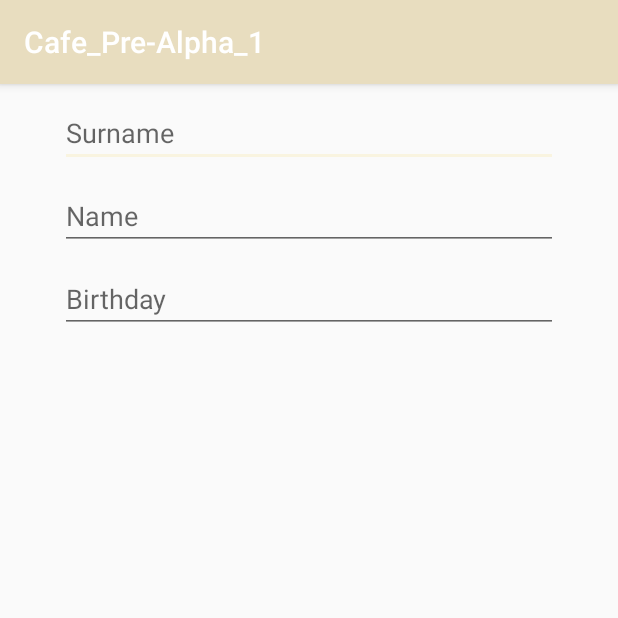
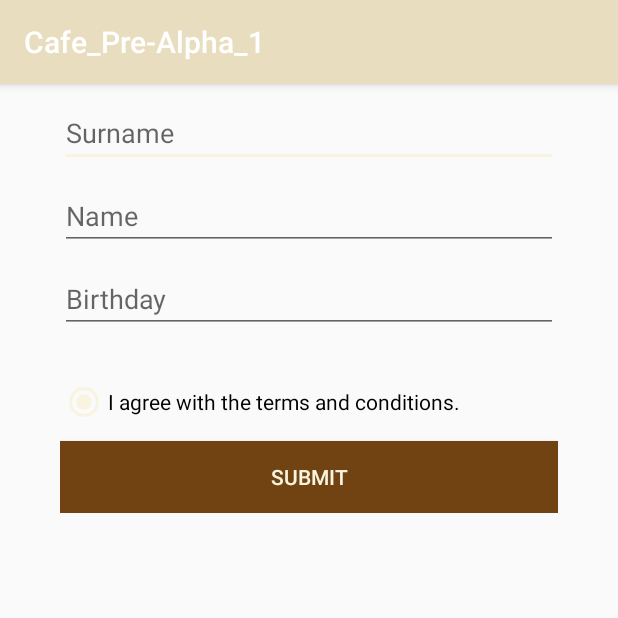
Before and after one commit to cafe-ine/Cafe_PreAlpha__10, an Android app: the screen it shows after launch (RegisterActivity), after a tap on "Not a member yet ?", on a phone screen of 412 x 824 dp, the top half of it. Run offline under Robolectric (Android 15) with nearby library versions, the phone set to English and light mode, and no system bars.

Commit message:
- error toast added on login button

```diff
--- a/app/src/main/java/com/cafe/cafe_pre_alpha_1/MainActivity.java
+++ b/app/src/main/java/com/cafe/cafe_pre_alpha_1/MainActivity.java
@@ -1,14 +1,22 @@
 package com.cafe.cafe_pre_alpha_1;
 
+import android.app.ProgressDialog;
 import android.content.Intent;
 import android.support.v7.app.AppCompatActivity;
 import android.os.Bundle;
 import android.view.View;
+import android.widget.Button;
+import android.widget.EditText;
 import android.widget.TextView;
+import android.widget.Toast;
+
+import org.w3c.dom.Text;
 
 public class MainActivity extends AppCompatActivity {
 
     private TextView mRegisterLink ;
+    private Button mLoginButton;
+    private String mTextToast = "Error when trying to login.";
 
 
     @Override
@@ -16,6 +24,36 @@ public class MainActivity extends AppCompatActivity {
         super.onCreate(savedInstanceState);
         setContentView(R.layout.activity_main);
 
+/*        mLoginButton = (Button) findViewById(R.id.button_login);
+        mLoginButton.setOnClickListener(new View.OnClickListener() {
+
+            @Override
+            public void onClick(View v) {
+
+
+                mLoginButton.setEnabled(false);
+
+                final ProgressDialog progressDialog = new ProgressDialog(MainActivity.this,
+                        R.style.Theme_AppCompat_DayNight_Dialog);
+                progressDialog.setIndeterminate(true);
+                progressDialog.setMessage("Authenticating...");
+                progressDialog.show();
+
+                //String email = mEmailText.getText().toString();
+                //String password = mPasswordText.getText().toString();
+
+                // TODO: Implement your own authentication logic here.
+
+                new android.os.Handler().postDelayed(
+                        new Runnable() {
+                            public void run() {
+                                // On complete call either onLoginSuccess or onLoginFailed
+                                // onLoginFailed();
+                                progressDialog.dismiss();
+                            }
+                        }, 3000);;
+            }
+        });*/
 
         mRegisterLink = (TextView) findViewById(R.id.link_register);
 
@@ -27,5 +65,16 @@ public class MainActivity extends AppCompatActivity {
 
             }
         });
+
+        mLoginButton = (Button) findViewById(R.id.button_login);
+        Toast.makeText(MainActivity.this, mTextToast, Toast.LENGTH_LONG).show();
+
+        mLoginButton.setOnClickListener(new View.OnClickListener() {
+            @Override
+            public void onClick(View view) {
+                Toast toast = Toast.makeText(MainActivity.this, mTextToast , Toast.LENGTH_LONG);
+                toast.show();
+            }
+        });
     }
 }
--- a/app/src/main/res/layout/activity_register.xml
+++ b/app/src/main/res/layout/activity_register.xml
@@ -30,6 +30,20 @@
             android:inputType="date"
             android:hint="@string/birthday"
             />
+        <android.support.v7.widget.AppCompatRadioButton
+            android:layout_width="match_parent"
+            android:layout_height="wrap_content"
+            android:checked="true"
+            android:layout_marginTop="30dp"
+            android:text="I agree with the terms and conditions."/>
+        <Button
+            android:layout_width="match_parent"
+            android:layout_marginTop="10dp"
+            android:layout_height="wrap_content"
+            android:background="@color/colorPrimaryDark"
+            android:textColor="@color/colorAccent"
+            android:text="submit"/>
+
 
     </LinearLayout>
 </android.support.constraint.ConstraintLayout>
```
